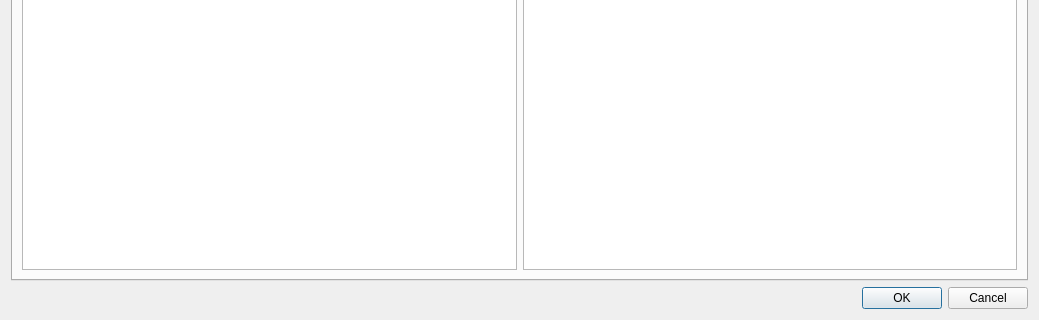
The window that src/advance/preview/previewbook.ui (axsapronov/bQella) describes before a commit, drawn with Qt 5; both pictures show x 0 to 1039 and y 331 to 651 of the 1039 by 651 pixel window.
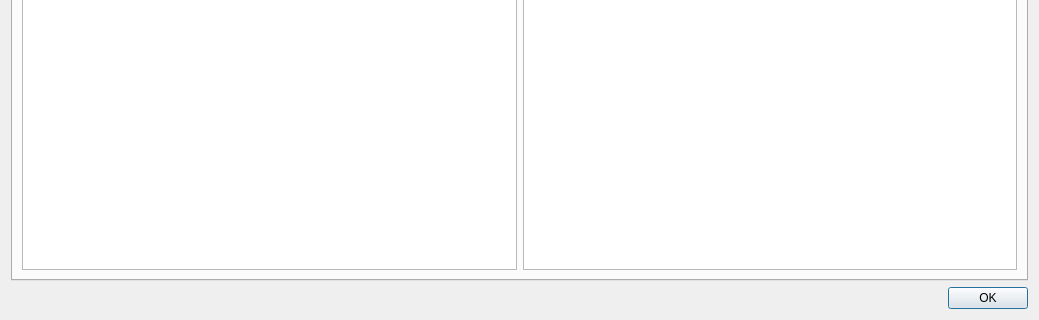
The same window after the commit.

Diff of the .ui file:
```diff
--- a/src/advance/preview/previewbook.ui
+++ b/src/advance/preview/previewbook.ui
@@ -125,7 +125,7 @@
       <enum>Qt::Horizontal</enum>
      </property>
      <property name="standardButtons">
-      <set>QDialogButtonBox::Cancel|QDialogButtonBox::Ok</set>
+      <set>QDialogButtonBox::Ok</set>
      </property>
     </widget>
    </item>
```
Left out of the diff: 4 changed lines with no effect on the pictures.
